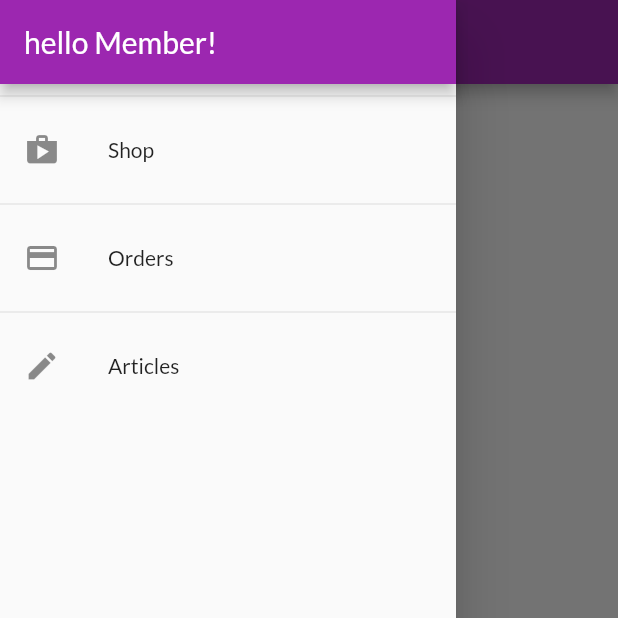
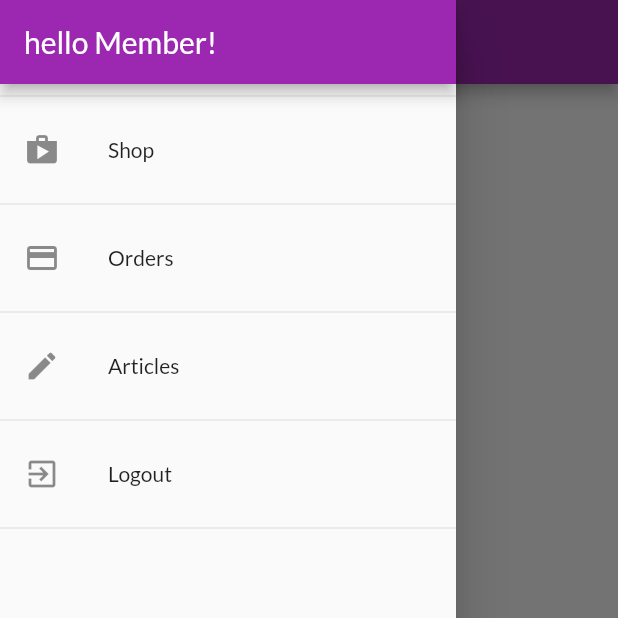
Before and after one commit to TarunKansal0009/ShopApp, a Flutter app: the OrderScreen screen opened by its route, with the side drawer open, on a phone screen of 412 x 824 dp, the top half of it. Run offline on Flutter 3.47's test engine with Material 2 defaults, Android fonts, the phone set to English and light mode, and no system bars; network calls fail.

Commit message:
autoLogout

```diff
--- a/shop_app/lib/widgets/drawer.dart
+++ b/shop_app/lib/widgets/drawer.dart
@@ -1,6 +1,8 @@
 import 'package:flutter/material.dart';
 import 'package:shop_app/screens/User_product_screen.dart';
 import 'package:shop_app/screens/orders_screen.dart';
+import 'package:provider/provider.dart';
+import '../providers/auth.dart';
 
 class AppDrawer extends StatelessWidget {
   @override
@@ -37,6 +39,16 @@ class AppDrawer extends StatelessWidget {
                   .pushReplacementNamed(UserProductsScreen.routeName);
             },
           ),
+          Divider(),
+          ListTile(
+            leading: Icon(Icons.exit_to_app),
+            title: Text('Logout'),
+            onTap: () {
+              Navigator.of(context).pop();
+              Provider.of<Auth>(context, listen: false).logout();
+            },
+          ),
+          Divider(),
         ],
       ),
     );
```
Also changed, not shown: shop_app/lib/providers/auth.dart (+23 -0 lines).
